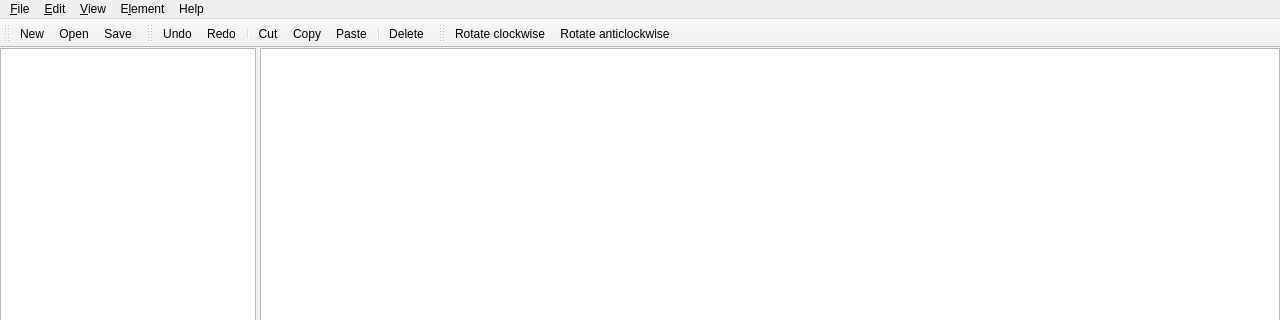
Above: mainwindow.ui from BenQUUU/LogicLab before the change; both pictures show x 0 to 1280 and y 0 to 320 of the 1280 by 720 pixel window. Below: the same form after it.
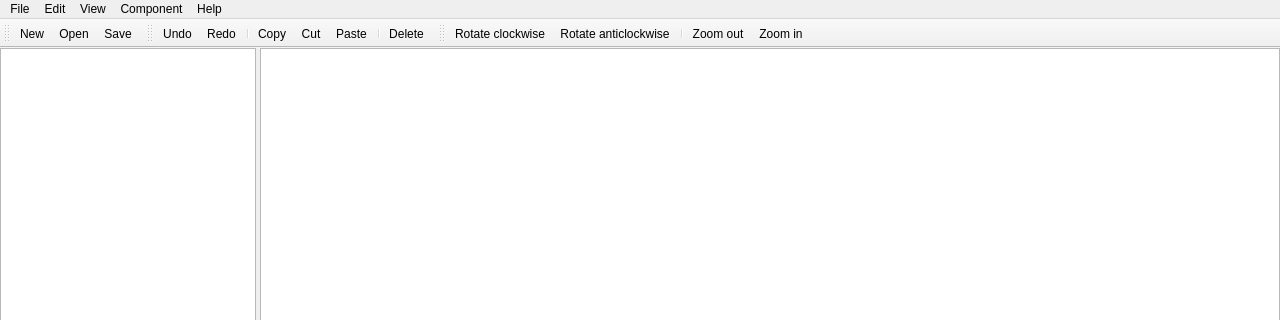
That is the form after the change. Icons and pictures are not drawn. Custom widgets are drawn as their Qt base class.

Commit message: rest of components added

```diff
--- a/mainwindow.ui
+++ b/mainwindow.ui
@@ -77,7 +77,7 @@
    </property>
    <widget class="QMenu" name="fileMenu">
     <property name="title">
-     <string>&amp;File</string>
+     <string>File</string>
     </property>
     <addaction name="newAction"/>
     <addaction name="openAction"/>
@@ -97,7 +97,7 @@
    </widget>
    <widget class="QMenu" name="viewMenu">
     <property name="title">
-     <string>&amp;View</string>
+     <string>View</string>
     </property>
     <addaction name="zoomInAction"/>
     <addaction name="zoomOutAction"/>
@@ -106,7 +106,7 @@
    </widget>
    <widget class="QMenu" name="editMenu">
     <property name="title">
-     <string>&amp;Edit</string>
+     <string>Edit</string>
     </property>
     <addaction name="undoAction"/>
     <addaction name="redoAction"/>
@@ -120,7 +120,7 @@
    </widget>
    <widget class="QMenu" name="elementMenu">
     <property name="title">
-     <string>E&amp;lement</string>
+     <string>Component</string>
     </property>
     <widget class="QMenu" name="rotateMenu">
      <property name="title">
@@ -179,8 +179,8 @@
    <addaction name="undoAction"/>
    <addaction name="redoAction"/>
    <addaction name="separator"/>
-   <addaction name="cutAction"/>
    <addaction name="copyAction"/>
+   <addaction name="cutAction"/>
    <addaction name="pasteAction"/>
    <addaction name="separator"/>
    <addaction name="deleteAction"/>
@@ -203,6 +203,9 @@
    </attribute>
    <addaction name="rotateClockwiseAction"/>
    <addaction name="rotateAnticlockwiseAction"/>
+   <addaction name="separator"/>
+   <addaction name="zoomOutAction"/>
+   <addaction name="zoomInAction"/>
   </widget>
   <action name="newAction">
    <property name="icon">
@@ -246,7 +249,7 @@
      <normaloff>:/glyphs/cross.png</normaloff>:/glyphs/cross.png</iconset>
    </property>
    <property name="text">
-    <string>&amp;Delete</string>
+    <string>Delete</string>
    </property>
    <property name="shortcut">
     <string>Del</string>
@@ -309,7 +312,7 @@
      <normaloff>:/glyphs/copy.png</normaloff>:/glyphs/copy.png</iconset>
    </property>
    <property name="text">
-    <string>&amp;Copy</string>
+    <string>Copy</string>
    </property>
    <property name="shortcut">
     <string>Ctrl+C</string>
@@ -321,7 +324,7 @@
      <normaloff>:/glyphs/paste_plain.png</normaloff>:/glyphs/paste_plain.png</iconset>
    </property>
    <property name="text">
-    <string>&amp;Paste</string>
+    <string>Paste</string>
    </property>
    <property name="shortcut">
     <string>Ctrl+V</string>
@@ -333,7 +336,7 @@
      <normaloff>:/glyphs/cut.png</normaloff>:/glyphs/cut.png</iconset>
    </property>
    <property name="text">
-    <string>Cu&amp;t</string>
+    <string>Cut</string>
    </property>
    <property name="shortcut">
     <string>Ctrl+X</string>
@@ -345,7 +348,7 @@
      <normaloff>:/glyphs/arrow_undo.png</normaloff>:/glyphs/arrow_undo.png</iconset>
    </property>
    <property name="text">
-    <string>&amp;Undo</string>
+    <string>Undo</string>
    </property>
    <property name="shortcut">
     <string>Ctrl+Z</string>
@@ -357,7 +360,7 @@
      <normaloff>:/glyphs/arrow_redo.png</normaloff>:/glyphs/arrow_redo.png</iconset>
    </property>
    <property name="text">
-    <string>&amp;Redo</string>
+    <string>Redo</string>
    </property>
    <property name="shortcut">
     <string>Ctrl+Y</string>
```
Left out of the diff: 52 changed lines with no effect on the pictures. The commit also changes 25 other files.
